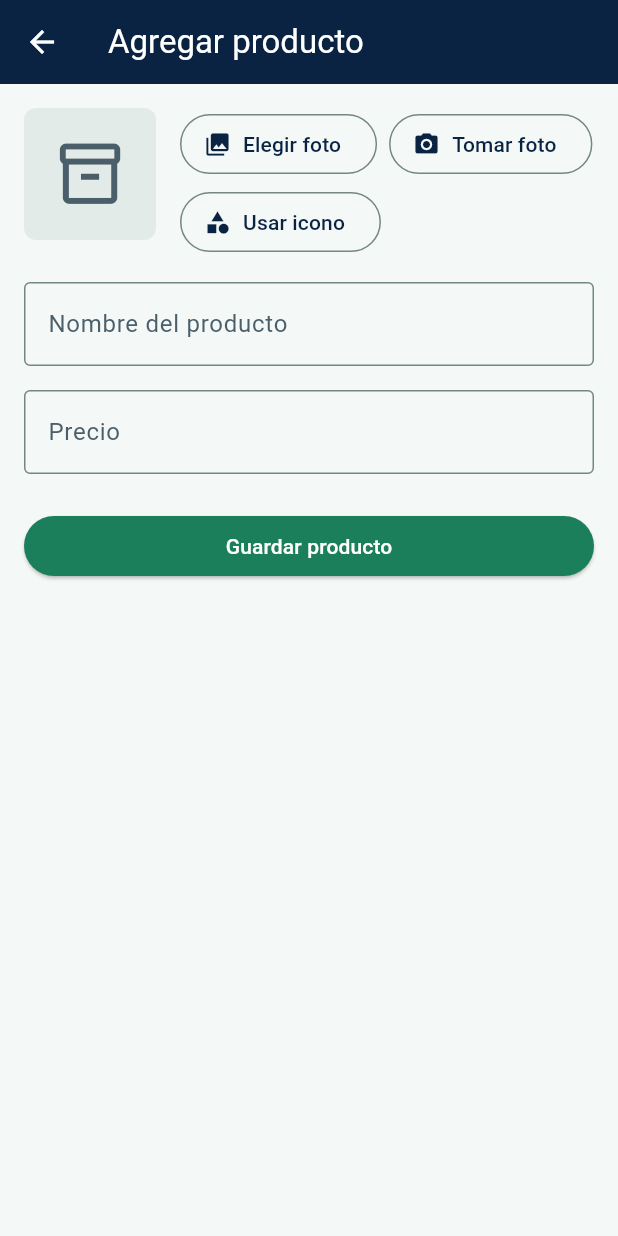
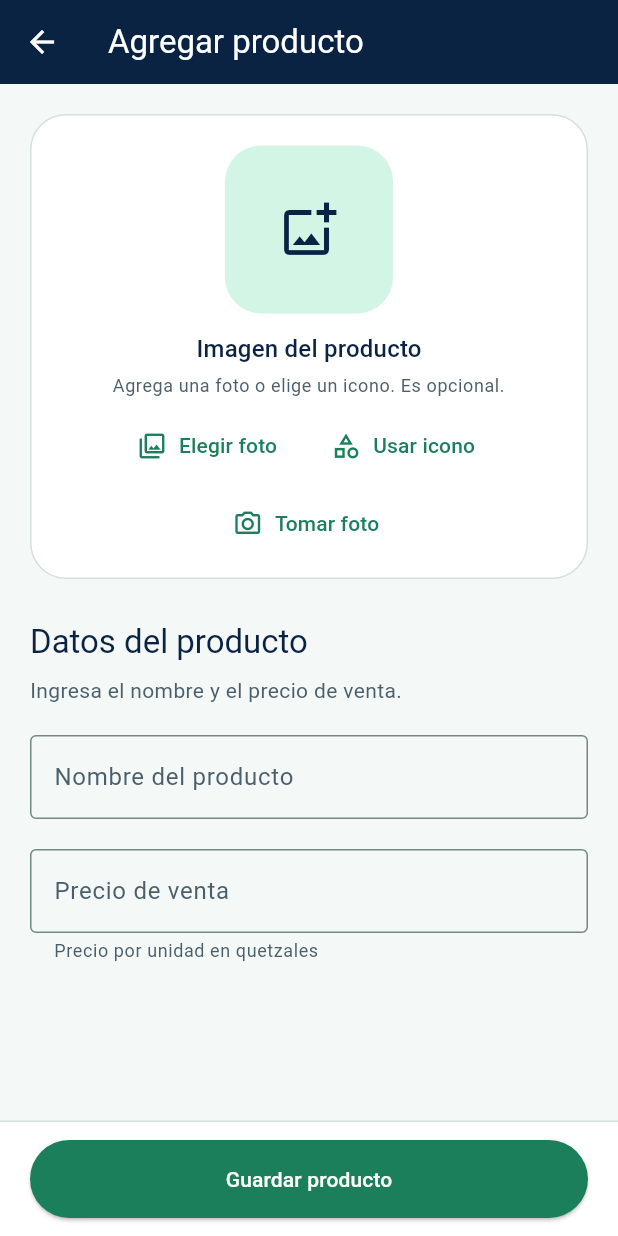
Before and after one commit to MoyseSac/pdm2026d-equipo-01-cabal, a Flutter app: the screen it shows after launch, after a tap on "Agregar primer producto", on a phone screen of 412 x 824 dp. Run offline on Flutter 3.47's test engine with Material 3 defaults, Android fonts, the phone set to English and light mode, and no system bars; our stand-ins replace flutter_riverpod, image_picker, sqflite, sqflite_common_ffi; accounts and stored records are empty.

Commit message:
feat: rediseñar formulario de producto con vista previa y guardado fijo

```diff
--- a/app_cabal/lib/screens/agregar_producto_screen.dart
+++ b/app_cabal/lib/screens/agregar_producto_screen.dart
@@ -268,44 +268,35 @@ class _AgregarProductoScreenState extends State<AgregarProductoScreen> {
 
   @override
   Widget build(BuildContext context) {
+    final colores = Theme.of(context).colorScheme;
+    final textos = Theme.of(context).textTheme;
     return Scaffold(
       appBar: AppBar(
         title: Text(_esEdicion ? 'Editar producto' : 'Agregar producto'),
       ),
-      body: SingleChildScrollView(
-        padding: const EdgeInsets.all(16),
-        child: Form(
-          key: _formKey,
-          child: Column(
-            children: [
-              _seccionImagen(),
-              const SizedBox(height: 16),
-              TextFormField(
-                controller: _nombreController,
-                decoration: const InputDecoration(
-                  labelText: 'Nombre del producto',
-                  hintText: 'Ej: Coca Cola',
-                  border: OutlineInputBorder(),
+      bottomNavigationBar: Padding(
+        padding: EdgeInsets.only(
+          bottom: MediaQuery.viewInsetsOf(context).bottom,
         ),
-                validator: ProductoValidator.validarNombre,
+        child: SafeArea(
+          top: false,
+          child: Container(
+            width: double.infinity,
+            decoration: BoxDecoration(
+              color: colores.surfaceContainerLowest,
+              border: Border(top: BorderSide(color: colores.outlineVariant)),
             ),
-              const SizedBox(height: 16),
-              TextFormField(
-                controller: _precioController,
-                decoration: const InputDecoration(
-                  labelText: 'Precio',
-                  hintText: 'Ej: 10.50',
-                  border: OutlineInputBorder(),
-                ),
-                keyboardType: const TextInputType.numberWithOptions(
-                  decimal: true,
-                ),
-                validator: ProductoValidator.validarPrecio,
-              ),
-              const SizedBox(height: 24),
-              SizedBox(
+            padding: const EdgeInsets.symmetric(horizontal: 20, vertical: 12),
+            child: Center(
+              heightFactor: 1,
+              child: ConstrainedBox(
+                constraints: const BoxConstraints(maxWidth: 520),
+                child: SizedBox(
                   width: double.infinity,
                   child: ElevatedButton(
+                    style: ElevatedButton.styleFrom(
+                      minimumSize: const Size(0, 52),
+                    ),
                     onPressed: _isLoading ? null : _guardarProducto,
                     child: _isLoading
                         ? const SizedBox(
@@ -318,6 +309,70 @@ class _AgregarProductoScreenState extends State<AgregarProductoScreen> {
                           ),
                   ),
                 ),
+              ),
+            ),
+          ),
+        ),
+      ),
+      body: SafeArea(
+        child: Form(
+          key: _formKey,
+          child: Column(
+            children: [
+              Expanded(
+                child: SingleChildScrollView(
+                  keyboardDismissBehavior:
+                      ScrollViewKeyboardDismissBehavior.onDrag,
+                  padding: const EdgeInsets.all(20),
+                  child: Center(
+                    child: ConstrainedBox(
+                      constraints: const BoxConstraints(maxWidth: 520),
+                      child: Column(
+                        crossAxisAlignment: CrossAxisAlignment.stretch,
+                        children: [
+                          _seccionImagen(),
+                          const SizedBox(height: 28),
+                          Text('Datos del producto', style: textos.titleLarge),
+                          const SizedBox(height: 8),
+                          Text(
+                            'Ingresa el nombre y el precio de venta.',
+                            style: textos.bodyMedium?.copyWith(
+                              color: colores.onSurfaceVariant,
+                            ),
+                          ),
+                          const SizedBox(height: 20),
+                          TextFormField(
+                            controller: _nombreController,
+                            textCapitalization: TextCapitalization.sentences,
+                            textInputAction: TextInputAction.next,
+                            decoration: const InputDecoration(
+                              labelText: 'Nombre del producto',
+                              hintText: 'Ej: Coca Cola',
+                              border: OutlineInputBorder(),
+                            ),
+                            validator: ProductoValidator.validarNombre,
+                          ),
+                          const SizedBox(height: 20),
+                          TextFormField(
+                            controller: _precioController,
+                            decoration: const InputDecoration(
+                              labelText: 'Precio de venta',
+                              hintText: '0.00',
+                              prefixText: 'Q ',
+                              helperText: 'Precio por unidad en quetzales',
+                              border: OutlineInputBorder(),
+                            ),
+                            keyboardType: const TextInputType.numberWithOptions(
+                              decimal: true,
+                            ),
+                            validator: ProductoValidator.validarPrecio,
+                          ),
+                        ],
+                      ),
+                    ),
+                  ),
+                ),
+              ),
             ],
           ),
         ),
@@ -326,42 +381,73 @@ class _AgregarProductoScreenState extends State<AgregarProductoScreen> {
   }
 
   Widget _seccionImagen() {
-    return Row(
-      crossAxisAlignment: CrossAxisAlignment.start,
+    final colores = Theme.of(context).colorScheme;
+    final textos = Theme.of(context).textTheme;
+    return Container(
+      padding: const EdgeInsets.fromLTRB(16, 20, 16, 12),
+      decoration: BoxDecoration(
+        color: colores.surfaceContainerLowest,
+        borderRadius: BorderRadius.circular(24),
+        border: Border.all(color: colores.outlineVariant),
+      ),
+      child: Column(
         children: [
-        ProductoImagenWidget(imagen: _imagen, size: 88),
-        const SizedBox(width: 16),
-        Expanded(
-          child: Wrap(
+          if (_imagen is SinImagen)
+            Container(
+              width: 112,
+              height: 112,
+              decoration: BoxDecoration(
+                color: colores.primaryContainer,
+                borderRadius: BorderRadius.circular(24),
+              ),
+              child: Icon(
+                Icons.add_photo_alternate_outlined,
+                size: 40,
+                color: colores.onPrimaryContainer,
+              ),
+            )
+          else
+            ProductoImagenWidget(imagen: _imagen, size: 112),
+          const SizedBox(height: 12),
+          Text('Imagen del producto', style: textos.titleMedium),
+          const SizedBox(height: 4),
+          Text(
+            'Agrega una foto o elige un icono. Es opcional.',
+            textAlign: TextAlign.center,
+            style: textos.bodySmall?.copyWith(color: colores.onSurfaceVariant),
+          ),
+          const SizedBox(height: 8),
+          Wrap(
+            alignment: WrapAlignment.center,
             spacing: 8,
             runSpacing: 4,
             children: [
-              OutlinedButton.icon(
+              TextButton.icon(
                 onPressed: () => _elegirFoto(camara: false),
-                icon: const Icon(Icons.photo_library),
+                icon: const Icon(Icons.photo_library_outlined, size: 20),
                 label: const Text('Elegir foto'),
               ),
+              TextButton.icon(
+                onPressed: _elegirIcono,
+                icon: const Icon(Icons.category_outlined, size: 20),
+                label: const Text('Usar icono'),
+              ),
               if (_imagenes.admiteCamara)
-                OutlinedButton.icon(
+                TextButton.icon(
                   onPressed: () => _elegirFoto(camara: true),
-                  icon: const Icon(Icons.photo_camera),
+                  icon: const Icon(Icons.photo_camera_outlined, size: 20),
                   label: const Text('Tomar foto'),
-                ),
-              OutlinedButton.icon(
-                onPressed: _elegirIcono,
-                icon: const Icon(Icons.category),
-                label: const Text('Usar icono'),
                 ),
               if (_imagen is! SinImagen)
                 TextButton.icon(
                   onPressed: () => setState(() => _imagen = const SinImagen()),
-                  icon: const Icon(Icons.close),
+                  icon: const Icon(Icons.close, size: 20),
                   label: const Text('Quitar'),
                 ),
             ],
           ),
+        ],
       ),
-      ],
     );
   }
 }
```
Lines whose indentation alone changed are shown as unchanged.
